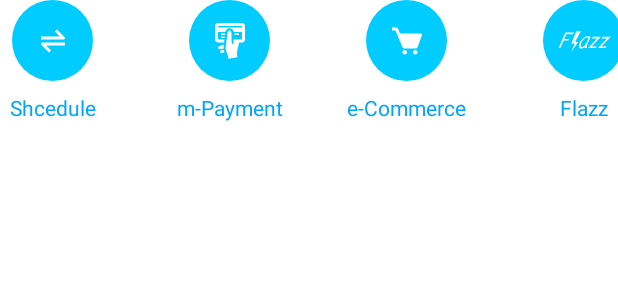
After one commit to dimasrizqii/FP_AND_C13, an Android app: the layout partial_dashboard.xml on its own in the app's theme, with its tools: preview values and no code run, on a phone screen of 412 x 824 dp. The commit adds this screen. Shown: the top 300 px of the screen. Run offline under Robolectric (Android 15) with nearby library versions, the phone set to English and light mode, and no system bars; Roboto replaces fonts that are not available here.

Commit message:
updateing Dashboard

```diff
--- /dev/null
+++ b/app/src/main/res/drawable-v24/background_oval.xml
@@ -0,0 +1,10 @@
+<?xml version="1.0" encoding="utf-8"?>
+<shape xmlns:android="http://schemas.android.com/apk/res/android"
+    android:shape="oval">
+
+    <gradient
+        android:startColor="@color/dark_blue"
+        android:endColor="@color/light_blue"
+        android:angle="0" />
+
+</shape>
--- /dev/null
+++ b/app/src/main/res/drawable-v24/ic_cart.xml
@@ -0,0 +1,15 @@
+<vector xmlns:android="http://schemas.android.com/apk/res/android"
+    android:width="24dp"
+    android:height="24dp"
+    android:viewportWidth="24"
+    android:viewportHeight="24">
+    <path
+        android:pathData="M21.822,7.431C21.635,7.161 21.328,7 21,7H7.333L6.179,4.23C5.867,3.482 5.143,3 4.333,3H2V5H4.333L9.077,16.385C9.232,16.757 9.596,17 10,17H18C18.417,17 18.79,16.741 18.937,16.352L21.937,8.352C22.052,8.044 22.009,7.7 21.822,7.431Z"
+        android:fillColor="#ffffff" />
+    <path
+        android:pathData="M10.5,21C11.3284,21 12,20.3284 12,19.5C12,18.6716 11.3284,18 10.5,18C9.6716,18 9,18.6716 9,19.5C9,20.3284 9.6716,21 10.5,21Z"
+        android:fillColor="#ffffff" />
+    <path
+        android:pathData="M17.5,21C18.3284,21 19,20.3284 19,19.5C19,18.6716 18.3284,18 17.5,18C16.6716,18 16,18.6716 16,19.5C16,20.3284 16.6716,21 17.5,21Z"
+        android:fillColor="#ffffff" />
+</vector>
--- /dev/null
+++ b/app/src/main/res/drawable-v24/ic_debit.xml
@@ -0,0 +1,9 @@
+<vector xmlns:android="http://schemas.android.com/apk/res/android"
+    android:width="24dp"
+    android:height="24dp"
+    android:viewportWidth="24"
+    android:viewportHeight="24">
+    <path
+        android:pathData="M4.062,16.626C3.897,16.126 4.1,15.705 4.718,15.481L7.967,14.326L7.833,15.354C7.756,15.943 7.73,16.461 7.744,16.927C7.494,17.005 6.649,17.266 5.799,17.479C4.928,17.697 4.261,17.229 4.062,16.626ZM5.807,18.542C5.346,18.709 5.195,19.022 5.318,19.396C5.465,19.845 5.963,20.194 6.612,20.031C7.218,19.88 8.02,19.635 8.313,19.544C8.11,19.039 7.935,18.509 7.834,17.885L5.807,18.542ZM6,8H8.643L8.771,7H6V8ZM22,2V11C22,12.104 21.104,13 20,13H18.011L18.026,13.02C17.995,13.45 17.921,13.926 17.804,14.477C17.353,16.621 16.167,19.599 16.974,22.895C14.662,23.251 13.323,23.418 10.982,24C10.709,19.938 8.716,19.057 9.178,15.53C9.72,11.393 10.022,9.069 10.374,6.275C10.484,5.396 11.105,4.968 11.711,4.968C12.342,4.968 12.957,5.432 12.963,6.334C12.984,9.637 13.071,12.927 13.287,13.727C13.433,14.267 14.374,14.365 14.374,13.215L14.372,10.999H19.5C19.776,10.999 20,10.775 20,10.499V6H14.432C14.275,4.539 13.162,3.469 11.711,3.469H11.71C10.27,3.469 9.132,4.507 8.904,6H4V10.5C4,10.776 4.224,11 4.5,11H8.257L7.996,13H4C2.896,13 2,12.104 2,11V2C2,0.896 2.896,0 4,0H20C21.104,0 22,0.896 22,2ZM20,2.5C20,2.224 19.776,2 19.5,2H4.5C4.224,2 4,2.224 4,2.5V3H20V2.5ZM6,10H8.386L8.515,9H6V10ZM18,7H15V8H18V7Z"
+        android:fillColor="#ffffff" />
+</vector>
--- /dev/null
+++ b/app/src/main/res/drawable-v24/ic_flazz.xml
@@ -0,0 +1,21 @@
+<vector xmlns:android="http://schemas.android.com/apk/res/android"
+    android:width="39dp"
+    android:height="20dp"
+    android:viewportWidth="39"
+    android:viewportHeight="20">
+    <path
+        android:pathData="M12.6621,5.5079L13.1393,4.3805H7.5231L3.0376,14.6133H4.1858L6.3216,9.7396H9.6069L10.0841,8.6128H6.8158L8.1772,5.5079"
+        android:fillColor="#ffffff" />
+    <path
+        android:pathData="M31.0445,7.1344H25.6716L24.9185,8.4036H28.5292L22.6108,14.6133H27.6557L28.3913,13.6073H24.8859"
+        android:fillColor="#ffffff" />
+    <path
+        android:pathData="M37.5025,7.1344H32.1296L31.3759,8.4036H34.9872L29.0688,14.6133H34.1137L34.8493,13.6073H31.3439"
+        android:fillColor="#ffffff" />
+    <path
+        android:pathData="M14.6928,3.4622H17.6596L13.9686,10.6715H15.9288L11.2671,17.4751L13.7039,11.6839H11.479"
+        android:fillColor="#ffffff" />
+    <path
+        android:pathData="M22.6114,8.6329C22.6114,8.6329 21.2807,12.4267 19.7858,13.4254C18.773,14.1006 18.1729,14.0194 17.902,13.5872C17.6311,13.1551 17.3483,12.5072 18.2312,10.8066C19.1148,9.1054 20.3388,8.0929 21.6225,7.7018C21.9755,7.5932 23.0761,7.4616 22.6114,8.6329ZM23.3056,6.9187C20.7596,6.3586 19.6208,7.6342 18.0318,9.5174C16.0007,12.2512 16.4158,14.1545 17.0247,14.6708C18.5084,15.8048 20.5389,13.992 20.5389,13.992V14.7212H21.6695C21.6695,14.7212 21.7404,13.6383 21.7404,13.1623C21.7404,12.6862 21.8633,12.5144 22.005,12.129C22.2872,11.2179 24.186,7.4213 24.186,7.4213C24.186,7.4213 23.7314,7.0266 23.3056,6.9187Z"
+        android:fillColor="#ffffff" />
+</vector>
--- /dev/null
+++ b/app/src/main/res/drawable-v24/ic_transfer.xml
@@ -0,0 +1,9 @@
+<vector xmlns:android="http://schemas.android.com/apk/res/android"
+    android:width="24dp"
+    android:height="24dp"
+    android:viewportWidth="24"
+    android:viewportHeight="24">
+    <path
+        android:pathData="M19.9242,10.383C20.0792,10.009 19.9932,9.579 19.7072,9.293L14.7072,4.293L13.2932,5.707L16.5862,9H4.0002V11H19.0002C19.4042,11 19.7702,10.756 19.9242,10.383ZM4.0762,13.617C3.9212,13.991 4.0072,14.421 4.2932,14.707L9.2932,19.707L10.7072,18.293L7.4142,15H20.0002V13H5.0002C4.5962,13 4.2302,13.243 4.0762,13.617Z"
+        android:fillColor="#ffffff" />
+</vector>
--- a/app/src/main/res/layout/fragment_login.xml
+++ b/app/src/main/res/layout/fragment_login.xml
@@ -5,7 +5,6 @@
     android:layout_height="match_parent"
     tools:context="ui.login.LoginFragment"
     xmlns:app="http://schemas.android.com/apk/res-auto">
-
 
 
     <ImageView
--- /dev/null
+++ b/app/src/main/res/layout/partial_dashboard.xml
@@ -0,0 +1,90 @@
+<?xml version="1.0" encoding="utf-8"?>
+<androidx.constraintlayout.widget.ConstraintLayout xmlns:android="http://schemas.android.com/apk/res/android"
+    xmlns:app="http://schemas.android.com/apk/res-auto"
+    android:layout_width="match_parent"
+    android:layout_height="wrap_content">
+
+    <ImageButton
+        android:id="@+id/imageButton"
+        android:layout_width="54dp"
+        android:layout_height="54dp"
+        android:layout_marginStart="8dp"
+        android:backgroundTint="@color/primarytoolbarColor"
+        android:background="@drawable/background_oval"
+        android:src="@drawable/ic_transfer"
+        app:layout_constraintStart_toStartOf="parent"
+        app:layout_constraintTop_toTopOf="parent" />
+
+    <TextView
+        android:layout_width="wrap_content"
+        android:layout_height="wrap_content"
+        android:textColor="@color/primaryTextColor"
+        android:layout_marginTop="8dp"
+        android:text="Shcedule"
+        app:layout_constraintEnd_toEndOf="@+id/imageButton"
+        app:layout_constraintStart_toStartOf="@+id/imageButton"
+        app:layout_constraintTop_toBottomOf="@+id/imageButton" />
+
+    <ImageButton
+        android:id="@+id/imageButton2"
+        android:layout_width="54dp"
+        android:layout_height="54dp"
+        android:layout_marginStart="64dp"
+        android:backgroundTint="@color/primarytoolbarColor"
+        android:background="@drawable/background_oval"
+        android:src="@drawable/ic_debit"
+        app:layout_constraintStart_toEndOf="@+id/imageButton"
+        app:layout_constraintTop_toTopOf="parent" />
+
+    <TextView
+        android:layout_width="wrap_content"
+        android:layout_height="wrap_content"
+        android:layout_marginTop="8dp"
+        android:textColor="@color/primaryTextColor"
+        android:text="m-Payment"
+        app:layout_constraintEnd_toEndOf="@+id/imageButton2"
+        app:layout_constraintStart_toStartOf="@+id/imageButton2"
+        app:layout_constraintTop_toBottomOf="@+id/imageButton2" />
+
+    <ImageButton
+        android:id="@+id/imageButton3"
+        android:layout_width="54dp"
+        android:layout_height="54dp"
+        android:layout_marginStart="64dp"
+        android:background="@drawable/background_oval"
+        android:backgroundTint="@color/primarytoolbarColor"
+        android:src="@drawable/ic_cart"
+        app:layout_constraintStart_toEndOf="@+id/imageButton2"
+        app:layout_constraintTop_toTopOf="parent" />
+
+    <TextView
+        android:layout_width="wrap_content"
+        android:layout_height="wrap_content"
+        android:layout_marginTop="8dp"
+        android:text="e-Commerce"
+        android:textColor="@color/primaryTextColor"
+        app:layout_constraintEnd_toEndOf="@+id/imageButton3"
+        app:layout_constraintStart_toStartOf="@+id/imageButton3"
+        app:layout_constraintTop_toBottomOf="@+id/imageButton3" />
+
+    <ImageButton
+        android:id="@+id/imageButton4"
+        android:layout_width="54dp"
+        android:layout_height="54dp"
+        android:layout_marginStart="64dp"
+        android:background="@drawable/background_oval"
+        android:backgroundTint="@color/primarytoolbarColor"
+        android:src="@drawable/ic_flazz"
+        app:layout_constraintStart_toEndOf="@+id/imageButton3"
+        app:layout_constraintTop_toTopOf="parent" />
+
+    <TextView
+        android:layout_width="wrap_content"
+        android:layout_height="wrap_content"
+        android:layout_marginTop="8dp"
+        android:text="Flazz"
+        android:textColor="@color/primaryTextColor"
+        app:layout_constraintEnd_toEndOf="@+id/imageButton4"
+        app:layout_constraintStart_toStartOf="@+id/imageButton4"
+        app:layout_constraintTop_toBottomOf="@+id/imageButton4" />
+</androidx.constraintlayout.widget.ConstraintLayout>
--- a/app/src/main/res/values/colors.xml
+++ b/app/src/main/res/values/colors.xml
@@ -10,6 +10,8 @@
     <color name="colorPrimary">#1F5BF3</color>
     <color name="colorPrimaryDark">#0947E8</color>
     <color name="colorAccent">#00A5FF</color>
+    <color name="dark_blue">#00427A</color>
+    <color name="light_blue">#005FAF</color>
 
     <!--colors for modern ui-->
     <color name="colorTextPrimary">#fff</color>
```
Also changed, not shown: app/src/main/res/drawable-v24/background_rounded.xml (added, +12 -0 lines), app/src/main/res/drawable-v24/empty_background.xml (added, +7 -0 lines), app/src/main/res/drawable-v24/ic_copy.xml (added, +20 -0 lines), app/src/main/res/drawable-v24/ic_history.xml (added, +12 -0 lines), app/src/main/res/drawable-v24/ic_home.xml (added, +13 -0 lines), app/src/main/res/drawable-v24/ic_mastercard.xml (added, +24 -0 lines), app/src/main/res/drawable-v24/ic_notification.xml (added, +9 -0 lines), app/src/main/res/drawable-v24/ic_qr.xml (added, +9 -0 lines), app/src/main/res/drawable-v24/ic_user.xml (added, +9 -0 lines), app/src/main/res/layout/activity_home.xml (+8 -0 lines), app/src/main/res/layout/fragment_dashboard.xml (+79 -7 lines), app/src/main/res/layout/item.xml (added, +63 -0 lines).
